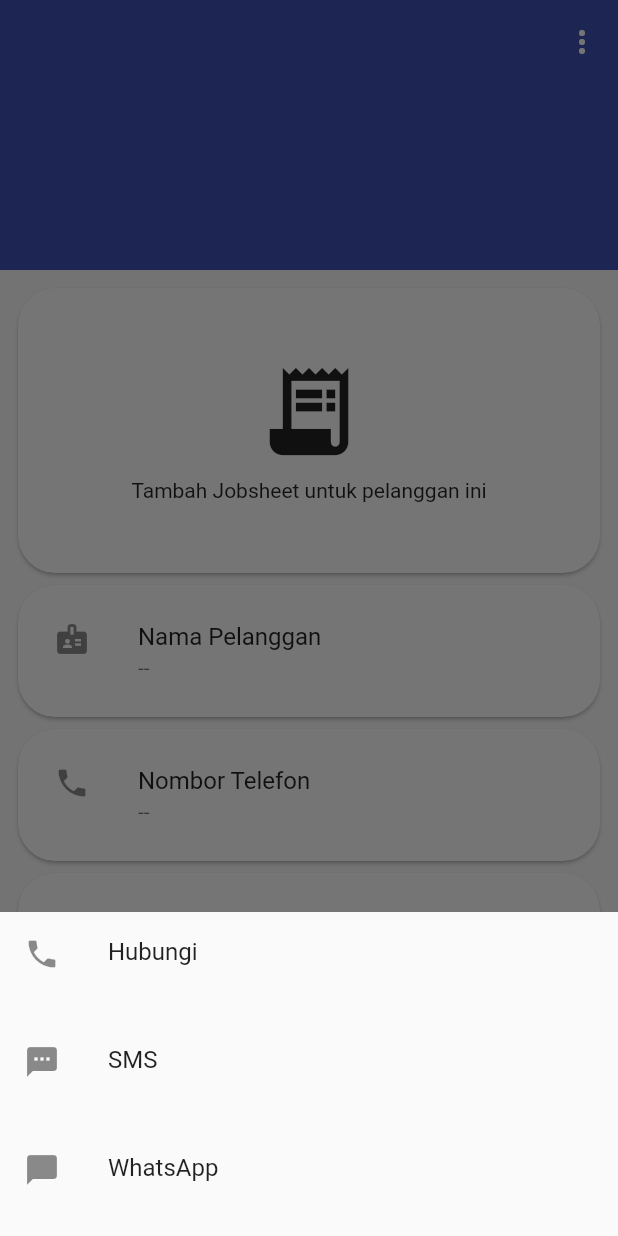
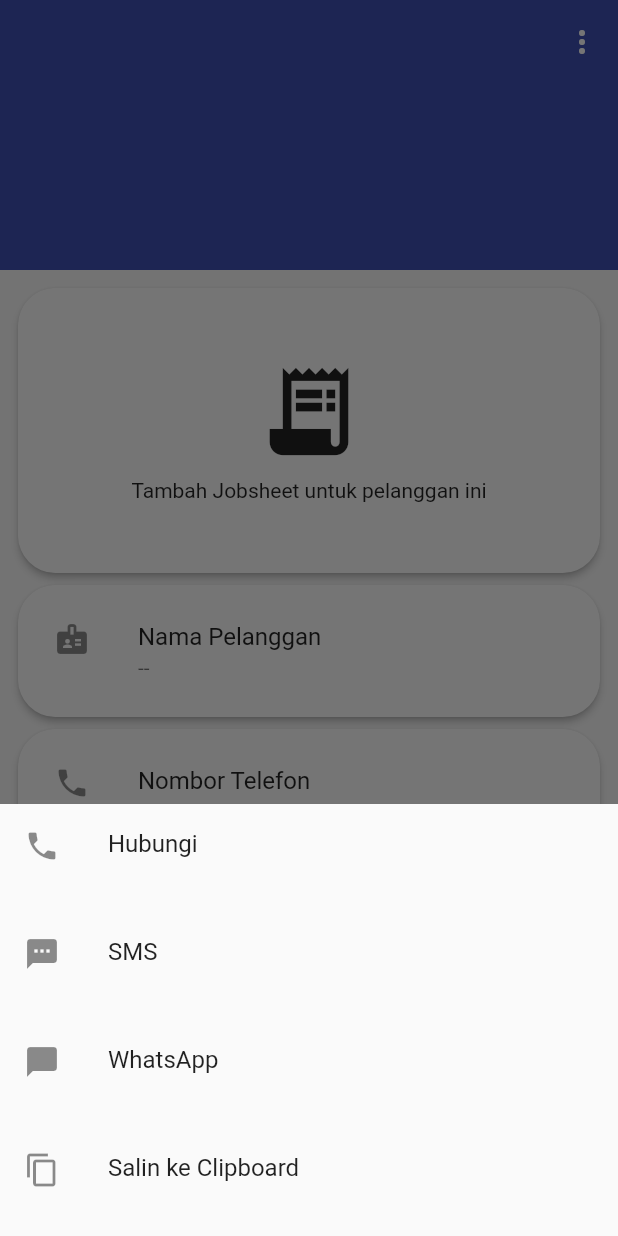
Before and after one commit to TuanPengarah/admin_panel_v2, a Flutter app: the CustomerInfoPage widget shown alone on an empty page, opened directly with empty values, after a tap on "Nombor Telefon", on a phone screen of 412 x 824 dp. Run offline on Flutter 3.47's test engine with Material 2 defaults, Android fonts, the phone set to English and light mode, and no system bars; our stand-ins replace cloud_firestore, firebase_auth, firebase_core, fl_chart, flutter_native_contact_picker, get and 6 more; missing offline and left inert: esc_pos_bluetooth, esc_pos_utils, flutter_advanced_avatar, flutter_bluetooth_basic; accounts and stored records are empty.

Commit message:
Add existing customer jobsheet Fix adding data to firestore Add delete user from firestore Add routing class
Signed-off-by: TuanPengarah <akidfikriazhar@gmail.com>

```diff
--- /dev/null
+++ b/lib/config/routes.dart
@@ -0,0 +1,7 @@
+class MyRoutes {
+  static const home = '/home';
+  static const jobsheet = '/jobsheet';
+  static const login = '/login';
+  static const overview = '/customer/details';
+  static const jobsheetHistory = '/jobsheet/history';
+}
--- a/lib/cust_overview/page/info_cust.dart
+++ b/lib/cust_overview/page/info_cust.dart
@@ -1,4 +1,5 @@
 import 'dart:ui';
+import 'package:admin_panel/config/haptic_feedback.dart';
 import 'package:admin_panel/cust_overview/controller/overview_controller.dart';
 import 'package:admin_panel/cust_overview/view/model/popupmenu_overview.dart';
 import 'package:flutter/material.dart';
@@ -43,10 +44,23 @@ class CustomerInfoPage extends StatelessWidget {
                     ),
             ),
             actions: [
-              PopupMenuButton<IconMenuOverview>(
+              Obx(
+                () => _overviewController.isEdit.value == true
+                    ? IconButton(
+                        onPressed: () {
+                          Haptic.feedbackSuccess();
+                          _overviewController.isEdit.value = false;
+                        },
+                        icon: Icon(
+                          Icons.save,
+                        ),
+                      )
+                    : PopupMenuButton<IconMenuOverview>(
                         shape: RoundedRectangleBorder(
                           borderRadius: BorderRadius.circular(16),
                         ),
+                        onSelected: (value) => _overviewController
+                            .popupMenuSelected(value, _data[0]),
                         itemBuilder: (context) => PopupMenuOverview.items
                             .map(
                               (i) => PopupMenuItem<IconMenuOverview>(
@@ -56,6 +70,7 @@ class CustomerInfoPage extends StatelessWidget {
                               ),
                             )
                             .toList(),
+                      ),
               ),
             ],
           ),
@@ -67,11 +82,13 @@ class CustomerInfoPage extends StatelessWidget {
                   child: Column(
                     children: [
                       Card(
+                        elevation: 2,
                         child: Ink(
                           width: double.infinity,
                           height: 190,
                           child: InkWell(
-                            onTap: () {},
+                            onTap: () => _overviewController.addToJobsheet(
+                                _data[1], _data[3], _data[4], _data[0]),
                             borderRadius: BorderRadius.circular(25),
                             child: Column(
                               mainAxisAlignment: MainAxisAlignment.center,
@@ -87,16 +104,27 @@ class CustomerInfoPage extends StatelessWidget {
                           ),
                         ),
                       ),
-                      infoCard(
+                      Obx(
+                        () => infoCard(
                             title: 'Nama Pelanggan',
                             subtitle: _data[1] == '' ? '--' : _data[1],
                             icon: Icons.badge,
+                            color: _overviewController.isEdit.value == true
+                                ? Colors.amber[400]
+                                : Get.theme.cardColor,
                             pressed: () {}),
-                      infoCard(
+                      ),
+                      Obx(
+                        () => infoCard(
                           title: 'Nombor Telefon',
                           subtitle: _data[3] == '' ? '--' : _data[3],
                           icon: Icons.phone,
-                        pressed: () => _overviewController.showSheet(_data[3]),
+                          color: _overviewController.isEdit.value == true
+                              ? Colors.amber[400]
+                              : Get.theme.cardColor,
+                          pressed: () =>
+                              _overviewController.showSheet(_data[3]),
+                        ),
                       ),
                       infoCard(
                         title: 'Email',
@@ -130,8 +158,14 @@ class CustomerInfoPage extends StatelessWidget {
   }
 
   Card infoCard(
-      {String title, String subtitle, IconData icon, Function pressed}) {
+      {String title,
+      String subtitle,
+      IconData icon,
+      Function pressed,
+      Color color}) {
     return Card(
+      elevation: 2,
+      color: color ?? Get.theme.cardColor,
       child: Ink(
         child: InkWell(
           onTap: pressed ?? () {},
--- a/lib/home/controller/customer_controller.dart
+++ b/lib/home/controller/customer_controller.dart
@@ -22,9 +22,6 @@ class CustomerController extends GetxController {
   }
 
   void sorting(IconMenu value) {
-    // descending.value = !descending.value;
-    // getCustomerDetails();
-    // update();
     switch (value) {
       case PopupSortMenu.ascending:
         descending.value = false;
--- a/lib/home/controller/home_controller.dart
+++ b/lib/home/controller/home_controller.dart
@@ -1,4 +1,5 @@
 import 'package:admin_panel/config/haptic_feedback.dart';
+import 'package:admin_panel/config/routes.dart';
 import 'package:admin_panel/home/page/customer_page.dart';
 import 'package:flutter/material.dart';
 import 'package:get/get.dart';
@@ -18,7 +19,8 @@ class HomeController extends GetxController {
               title: Text('Buat Jobsheet baru'),
               onTap: () {
                 Get.back();
-                Get.toNamed('/jobsheet');
+                Get.toNamed(MyRoutes.jobsheet,
+                    arguments: [false, '', '', '', '']);
               },
             ),
             ListTile(
--- a/lib/home/view/home_view.dart
+++ b/lib/home/view/home_view.dart
@@ -47,8 +47,8 @@ class HomeView extends StatelessWidget {
               label: 'Spareparts',
             ),
             BottomNavigationBarItem(
-              icon: Icon(Icons.point_of_sale),
-              label: 'POS',
+              icon: Icon(Icons.more_horiz),
+              label: 'Lain',
             ),
           ],
         ),
--- a/lib/jobsheet/view/jobsheet_view.dart
+++ b/lib/jobsheet/view/jobsheet_view.dart
@@ -1,3 +1,4 @@
+import 'package:admin_panel/config/routes.dart';
 import 'package:admin_panel/jobsheet/controller/jobsheet_controller.dart';
 import 'package:flutter/material.dart';
 import 'package:get/get.dart';
@@ -29,7 +30,7 @@ class JobsheetView extends StatelessWidget {
             kIsWeb
                 ? Container()
                 : IconButton(
-                    onPressed: () => Get.toNamed('/jobsheet-history'),
+                    onPressed: () => Get.toNamed(MyRoutes.jobsheetHistory),
                     icon: Icon(
                       Icons.history,
                     ),
```
Also changed, not shown: lib/API/firestoreAPI.dart (+14 -3 lines), lib/cust_overview/controller/overview_controller.dart (+99 -0 lines), lib/home/page/customer_page.dart (+7 -3 lines), lib/jobsheet/controller/jobsheet_controller.dart (+13 -0 lines), lib/main.dart (+7 -6 lines). Lines whose indentation alone changed are shown as unchanged.
